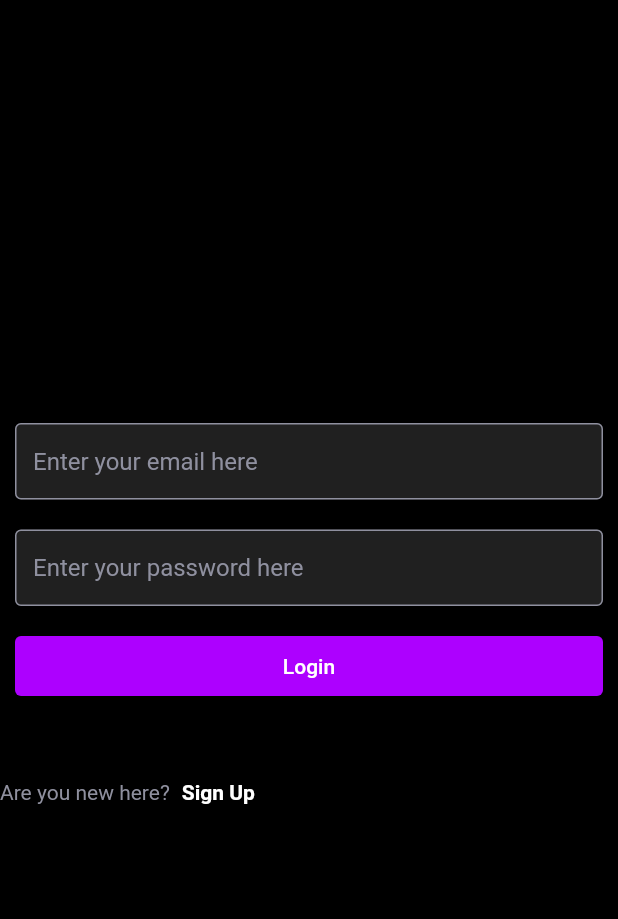
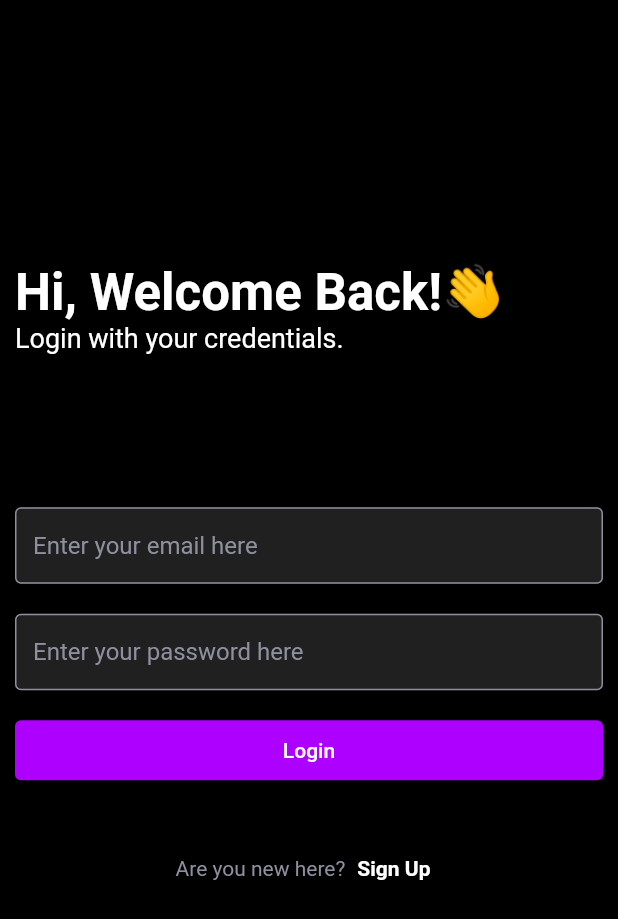
Before and after one commit to anand-a-j/piczo, a Flutter app: the screen it shows after launch, on a phone screen of 412 x 824 dp. Shown: the top 919 px of the screen. Run offline on Flutter 3.47's test engine with Material 2 defaults, Android fonts, the phone set to English and light mode, and no system bars; our stand-ins replace cloud_firestore, firebase_auth, firebase_core, firebase_storage, get_time_ago, image_picker and 1 more; missing offline and left inert: animated_snack_bar; accounts and stored records are empty.

Commit message:
update login screen ui

```diff
--- a/lib/screens/login_screen/login_screen.dart
+++ b/lib/screens/login_screen/login_screen.dart
@@ -3,12 +3,12 @@ import 'package:flutter/material.dart';
 import 'package:piczo/providers/loading_provider.dart';
 import 'package:piczo/resources/auth_methods.dart';
 import 'package:piczo/screens/home_screen/home_screen.dart';
-import 'package:piczo/screens/signup_screen/signup_screen.dart';
-import 'package:piczo/utils/colors.dart';
+import 'package:piczo/screens/login_screen/widgets/login_titles.dart';
 import 'package:piczo/utils/utils.dart';
 import 'package:piczo/widgets/custom_elevated_button.dart';
 import 'package:piczo/widgets/custom_text_field.dart';
 import 'package:provider/provider.dart';
+import 'widgets/sign_up_title.dart';
 
 class LoginScreen extends StatelessWidget {
   LoginScreen({super.key});
@@ -20,9 +20,12 @@ class LoginScreen extends StatelessWidget {
   Widget build(BuildContext context) {
     final provider = Provider.of<LoadingProvider>(context, listen: false);
     return Scaffold(
-      body: Column(
-        mainAxisAlignment: MainAxisAlignment.center,
+      body: SingleChildScrollView(
+        child: Column(
+          mainAxisAlignment: MainAxisAlignment.start,
+          crossAxisAlignment: CrossAxisAlignment.start,
           children: [
+            const LoginTitles(),
             CustomTextField(
               textController: _emailController,
               hintText: "Enter your email here",
@@ -45,30 +48,12 @@ class LoginScreen extends StatelessWidget {
                 );
               }),
             ),
-          const SizedBox(
-            height: 30,
+            SizedBox(
+              height: MediaQuery.sizeOf(context).height * 0.03,
             ),
-          Row(
-            children: [
-              const Text(
-                "Are you new here?",
-                style: TextStyle(color: kGrey),
+            const SignUpTitle()
+          ],
         ),
-              TextButton(
-                  onPressed: () {
-                    Navigator.push(
-                        context,
-                        MaterialPageRoute(
-                            builder: (context) => const SignupScreen()));
-                  },
-                  child: const Text(
-                    "Sign Up",
-                    style:
-                        TextStyle(color: kWhite, fontWeight: FontWeight.bold),
-                  ))
-            ],
-          )
-        ],
       ),
     );
   }
--- /dev/null
+++ b/lib/screens/login_screen/widgets/login_titles.dart
@@ -0,0 +1,40 @@
+import 'package:flutter/material.dart';
+import 'package:piczo/utils/colors.dart';
+
+class LoginTitles extends StatelessWidget {
+  const LoginTitles({super.key});
+
+  @override
+  Widget build(BuildContext context) {
+    return Padding(
+      padding: const EdgeInsets.all(10.0),
+      child: Column(
+        crossAxisAlignment: CrossAxisAlignment.start,
+        mainAxisAlignment: MainAxisAlignment.start,
+        children: [
+        SizedBox(
+            height: MediaQuery.sizeOf(context).height * 0.20,
+          ),
+        const Text(
+          "Hi, Welcome Back!👋",
+          style: TextStyle(
+            fontWeight: FontWeight.bold,
+            fontSize: 34,
+            color: kWhite
+          ),
+         ),
+        const Text(
+            "Login with your credentials.",
+            style: TextStyle(
+                fontWeight: FontWeight.w400,
+                fontSize: 18,
+                color: kWhite),
+          ),
+          SizedBox(
+            height: MediaQuery.sizeOf(context).height * 0.10,
+          )
+        ],
+      ),
+    );
+  }
+}
--- /dev/null
+++ b/lib/screens/login_screen/widgets/sign_up_title.dart
@@ -0,0 +1,36 @@
+import 'package:flutter/material.dart';
+import 'package:piczo/screens/signup_screen/signup_screen.dart';
+import 'package:piczo/utils/colors.dart';
+
+class SignUpTitle extends StatelessWidget {
+  const SignUpTitle({
+    super.key,
+  });
+
+  @override
+  Widget build(BuildContext context) {
+    return Row(
+      mainAxisAlignment: MainAxisAlignment.center,
+      children: [
+        const Text(
+          "Are you new here?",
+          style: TextStyle(color: kGrey),
+        ),
+        TextButton(
+          onPressed: () {
+            Navigator.push(
+              context,
+              MaterialPageRoute(
+                builder: (context) => const SignupScreen(),
+              ),
+            );
+          },
+          child: const Text(
+            "Sign Up",
+            style: TextStyle(color: kWhite, fontWeight: FontWeight.bold),
+          ),
+        ),
+      ],
+    );
+  }
+}
--- a/lib/widgets/custom_text_field.dart
+++ b/lib/widgets/custom_text_field.dart
@@ -16,7 +16,7 @@ class CustomTextField extends StatelessWidget {
       )
     );
     return Padding(
-      padding: EdgeInsets.all(10),
+      padding:const EdgeInsets.all(10),
       child: TextField(
         controller: textController,
         decoration: InputDecoration(
```
Also changed, not shown: pubspec.lock. Lines whose indentation alone changed are shown as unchanged.
